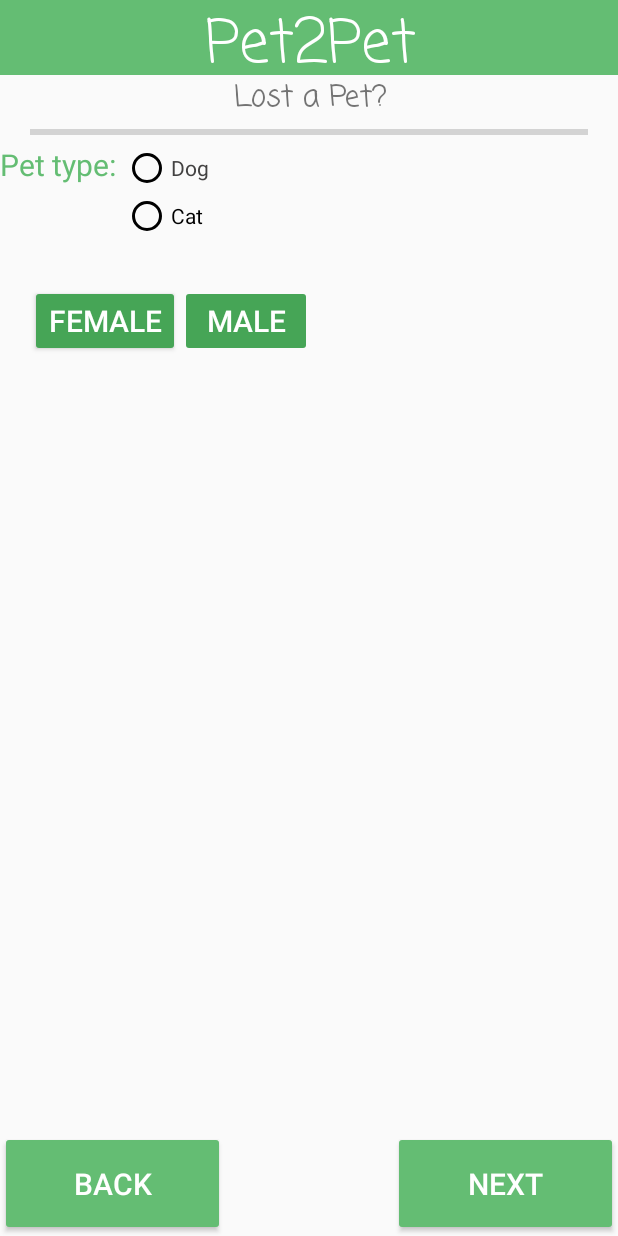
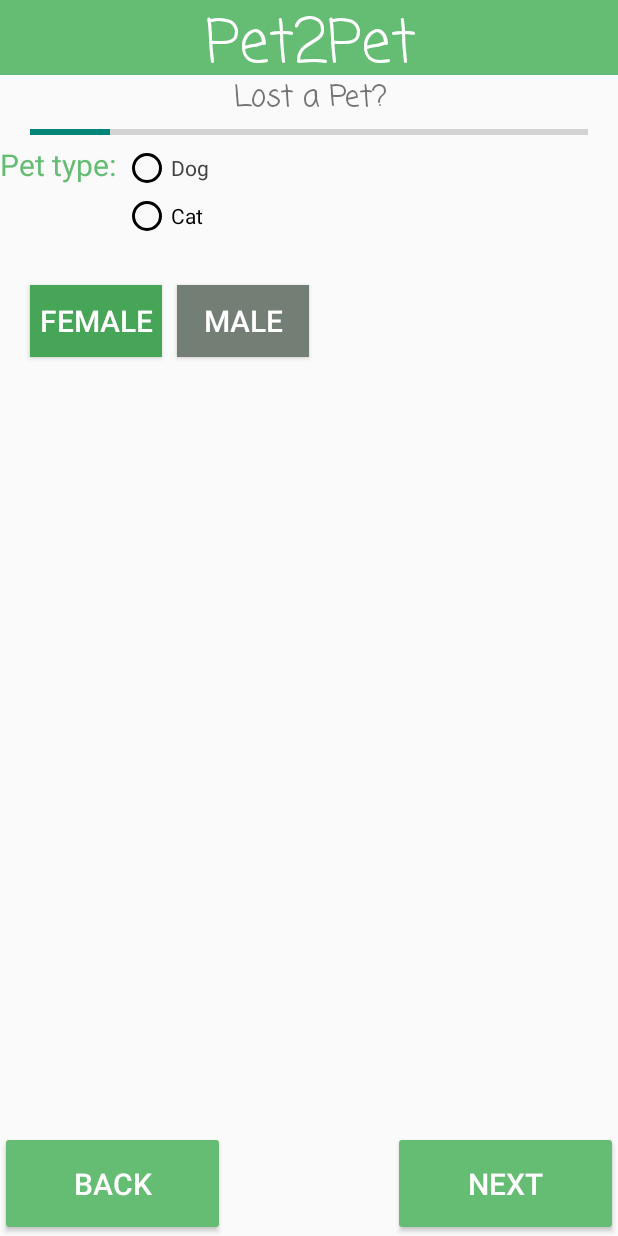
Before and after one commit to nivi2626/Path2Pet, an Android app: the FragmentInitialDetails screen opened through its navigation route, after a tap on "FEMALE", on a phone screen of 412 x 824 dp. Run offline under Robolectric (Android 15) with nearby library versions, the phone set to English and light mode, and no system bars; 1 other tap on this screen came first.

Commit message:
Implemented color change to male female

```diff
--- a/app/src/main/java/huji/post_pc/path2pet/FragmentInitialDetails.kt
+++ b/app/src/main/java/huji/post_pc/path2pet/FragmentInitialDetails.kt
@@ -1,5 +1,6 @@
 package huji.post_pc.path2pet
 
+import android.graphics.Color
 import android.os.Bundle
 import androidx.fragment.app.Fragment
 import android.view.LayoutInflater
@@ -40,18 +41,23 @@ class FragmentInitialDetails : Fragment() {
             prevButtonOnClick(it)
         }
 
-
-        femaleButton.isEnabled = true
-        maleButton.isEnabled = false
-        nextButton.isClickable = false
+//        femaleButton.isEnabled = true
+        femaleButton.setBackgroundColor(Color.parseColor("#FF737E75"))
+//        maleButton.isEnabled = false
+        maleButton.setBackgroundColor(Color.parseColor("#FF737E75"))
+//        nextButton.isClickable = false
 
         // male&female listeners
         femaleButton.setOnClickListener(){
-            maleButton.isEnabled = false
+            maleButton.setBackgroundColor(Color.parseColor("#FF737E75"))
+            femaleButton.setBackgroundColor(Color.parseColor("#46A556"))
+//            maleButton.isEnabled = false
         }
 
         maleButton.setOnClickListener(){
-            femaleButton.isEnabled = false
+            femaleButton.setBackgroundColor(Color.parseColor("#FF737E75"))
+            maleButton.setBackgroundColor(Color.parseColor("#46A556"))
+//            femaleButton.isEnabled = false
         }
 
         return view
--- a/app/src/main/res/layout/fragment_initial_details.xml
+++ b/app/src/main/res/layout/fragment_initial_details.xml
@@ -76,7 +76,6 @@
         android:text="Female"
         android:textSize="20dp"
         android:layout_marginLeft="20dp"
-        android:backgroundTint="#46A556"
         android:textColor="@color/white"
         app:layout_constraintStart_toStartOf="parent"
         app:layout_constraintTop_toBottomOf="@+id/myRadioGroup" />
@@ -86,9 +85,9 @@
         android:layout_width="wrap_content"
         android:layout_height="wrap_content"
         android:layout_marginTop="30dp"
+        android:layout_marginLeft="10dp"
         android:textSize="20dp"
         android:text="Male"
-        android:backgroundTint="#46A556"
         android:textColor="@color/white"
         app:layout_constraintStart_toEndOf="@+id/female"
         app:layout_constraintTop_toBottomOf="@+id/myRadioGroup"/>
```
